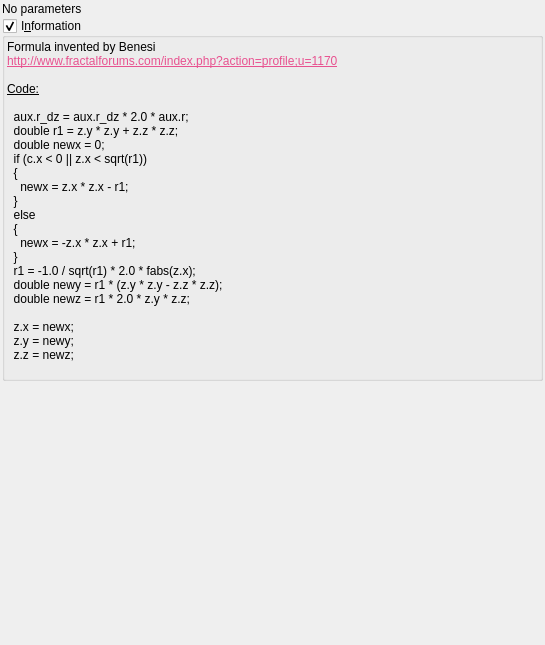
Qt form mandelbulber2/qt_data/fractal_benesi.ui (buddhi1980/mandelbulber2) before a commit.
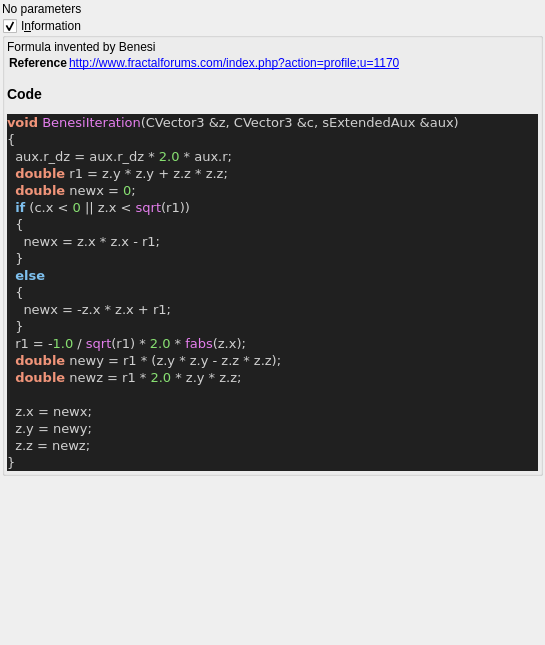
The same form after that commit. Custom widgets are drawn as their Qt base class.

What changed in the file:
```diff
--- a/mandelbulber2/qt_data/fractal_benesi.ui
+++ b/mandelbulber2/qt_data/fractal_benesi.ui
@@ -66,34 +66,43 @@
       <item>
        <widget class="QLabel" name="label_4">
         <property name="text">
-         <string>&lt;!DOCTYPE HTML PUBLIC &quot;-//W3C//DTD HTML 4.0//EN&quot; &quot;http://www.w3.org/TR/REC-html40/strict.dtd&quot;&gt;
-&lt;html&gt;&lt;head&gt;&lt;meta name=&quot;qrichtext&quot; content=&quot;1&quot; /&gt;&lt;style type=&quot;text/css&quot;&gt;
-p, li { white-space: pre-wrap; }
-&lt;/style&gt;&lt;/head&gt;&lt;body&gt;
-&lt;p style=&quot; margin-top:0px; margin-bottom:0px; margin-left:0px; margin-right:0px; -qt-block-indent:0; text-indent:0px;&quot;&gt;Formula invented by Benesi &lt;/p&gt;
-&lt;p style=&quot; margin-top:0px; margin-bottom:0px; margin-left:0px; margin-right:0px; -qt-block-indent:0; text-indent:0px;&quot;&gt;&lt;a href=&quot;http://www.fractalforums.com/index.php?action=profile;u=1170&quot;&gt;&lt;span style=&quot; text-decoration: underline; color:#e85290;&quot;&gt;http://www.fractalforums.com/index.php?action=profile;u=1170&lt;/span&gt;&lt;/a&gt;&lt;/p&gt;
-&lt;p style=&quot;-qt-paragraph-type:empty; margin-top:0px; margin-bottom:0px; margin-left:0px; margin-right:0px; -qt-block-indent:0; text-indent:0px;&quot;&gt;&lt;br /&gt;&lt;/p&gt;
-&lt;p style=&quot; margin-top:0px; margin-bottom:0px; margin-left:0px; margin-right:0px; -qt-block-indent:0; text-indent:0px;&quot;&gt;&lt;span style=&quot; text-decoration: underline;&quot;&gt;Code:&lt;/span&gt;&lt;/p&gt;
-&lt;p style=&quot;-qt-paragraph-type:empty; margin-top:0px; margin-bottom:0px; margin-left:0px; margin-right:0px; -qt-block-indent:0; text-indent:0px; text-decoration: underline;&quot;&gt;&lt;br /&gt;&lt;/p&gt;
-&lt;p style=&quot; margin-top:0px; margin-bottom:0px; margin-left:0px; margin-right:0px; -qt-block-indent:0; text-indent:0px;&quot;&gt;  aux.r_dz = aux.r_dz * 2.0 * aux.r;&lt;/p&gt;
-&lt;p style=&quot; margin-top:0px; margin-bottom:0px; margin-left:0px; margin-right:0px; -qt-block-indent:0; text-indent:0px;&quot;&gt;  double r1 = z.y * z.y + z.z * z.z;&lt;/p&gt;
-&lt;p style=&quot; margin-top:0px; margin-bottom:0px; margin-left:0px; margin-right:0px; -qt-block-indent:0; text-indent:0px;&quot;&gt;  double newx = 0;&lt;/p&gt;
-&lt;p style=&quot; margin-top:0px; margin-bottom:0px; margin-left:0px; margin-right:0px; -qt-block-indent:0; text-indent:0px;&quot;&gt;  if (c.x &amp;lt; 0 || z.x &amp;lt; sqrt(r1))&lt;/p&gt;
-&lt;p style=&quot; margin-top:0px; margin-bottom:0px; margin-left:0px; margin-right:0px; -qt-block-indent:0; text-indent:0px;&quot;&gt;  {&lt;/p&gt;
-&lt;p style=&quot; margin-top:0px; margin-bottom:0px; margin-left:0px; margin-right:0px; -qt-block-indent:0; text-indent:0px;&quot;&gt;    newx = z.x * z.x - r1;&lt;/p&gt;
-&lt;p style=&quot; margin-top:0px; margin-bottom:0px; margin-left:0px; margin-right:0px; -qt-block-indent:0; text-indent:0px;&quot;&gt;  }&lt;/p&gt;
-&lt;p style=&quot; margin-top:0px; margin-bottom:0px; margin-left:0px; margin-right:0px; -qt-block-indent:0; text-indent:0px;&quot;&gt;  else&lt;/p&gt;
-&lt;p style=&quot; margin-top:0px; margin-bottom:0px; margin-left:0px; margin-right:0px; -qt-block-indent:0; text-indent:0px;&quot;&gt;  {&lt;/p&gt;
-&lt;p style=&quot; margin-top:0px; margin-bottom:0px; margin-left:0px; margin-right:0px; -qt-block-indent:0; text-indent:0px;&quot;&gt;    newx = -z.x * z.x + r1;&lt;/p&gt;
-&lt;p style=&quot; margin-top:0px; margin-bottom:0px; margin-left:0px; margin-right:0px; -qt-block-indent:0; text-indent:0px;&quot;&gt;  }&lt;/p&gt;
-&lt;p style=&quot; margin-top:0px; margin-bottom:0px; margin-left:0px; margin-right:0px; -qt-block-indent:0; text-indent:0px;&quot;&gt;  r1 = -1.0 / sqrt(r1) * 2.0 * fabs(z.x);&lt;/p&gt;
-&lt;p style=&quot; margin-top:0px; margin-bottom:0px; margin-left:0px; margin-right:0px; -qt-block-indent:0; text-indent:0px;&quot;&gt;  double newy = r1 * (z.y * z.y - z.z * z.z);&lt;/p&gt;
-&lt;p style=&quot; margin-top:0px; margin-bottom:0px; margin-left:0px; margin-right:0px; -qt-block-indent:0; text-indent:0px;&quot;&gt;  double newz = r1 * 2.0 * z.y * z.z;&lt;/p&gt;
-&lt;p style=&quot;-qt-paragraph-type:empty; margin-top:0px; margin-bottom:0px; margin-left:0px; margin-right:0px; -qt-block-indent:0; text-indent:0px;&quot;&gt;&lt;br /&gt;&lt;/p&gt;
-&lt;p style=&quot; margin-top:0px; margin-bottom:0px; margin-left:0px; margin-right:0px; -qt-block-indent:0; text-indent:0px;&quot;&gt;  z.x = newx;&lt;/p&gt;
-&lt;p style=&quot; margin-top:0px; margin-bottom:0px; margin-left:0px; margin-right:0px; -qt-block-indent:0; text-indent:0px;&quot;&gt;  z.y = newy;&lt;/p&gt;
-&lt;p style=&quot; margin-top:0px; margin-bottom:0px; margin-left:0px; margin-right:0px; -qt-block-indent:0; text-indent:0px;&quot;&gt;  z.z = newz;&lt;/p&gt;
-&lt;p style=&quot;-qt-paragraph-type:empty; margin-top:0px; margin-bottom:0px; margin-left:0px; margin-right:0px; -qt-block-indent:0; text-indent:0px;&quot;&gt;&lt;br /&gt;&lt;/p&gt;&lt;/body&gt;&lt;/html&gt;</string>
+         <string>&lt;p&gt;Formula invented by Benesi&lt;/p&gt;&lt;table&gt;
+&lt;tr&gt;&lt;th&gt;Reference&lt;/th&gt;&lt;td&gt;&lt;a href=&quot;http://www.fractalforums.com/index.php?action=profile;u=1170&quot;&gt;http://www.fractalforums.com/index.php?action=profile;u=1170&lt;/a&gt;&lt;/td&gt;&lt;/tr&gt;
+&lt;/table&gt;
+&lt;h3&gt;Code&lt;/h3&gt;
+&lt;!DOCTYPE HTML PUBLIC &quot;-//W3C//DTD HTML 4.0 Transitional//EN&quot;&gt;
+&lt;html&gt;
+&lt;head&gt;
+&lt;meta http-equiv=&quot;content-type&quot; content=&quot;text/html; charset=ISO-8859-1&quot;&gt;
+&lt;title&gt;Source file&lt;/title&gt;
+&lt;/head&gt;
+&lt;body style=&quot;background-color:#202020&quot;&gt;
+&lt;pre style=&quot;color:#d0d0d0; background-color:#202020; font-size:10pt; font-family:'Courier New';&quot;&gt;&lt;span style=&quot;color:#f09479; font-weight:bold&quot;&gt;void&lt;/span&gt; &lt;span style=&quot;color:#e47eed&quot;&gt;BenesiIteration&lt;/span&gt;&lt;span style=&quot;color:#d0d0d0&quot;&gt;(&lt;/span&gt;CVector3 &lt;span style=&quot;color:#d0d0d0&quot;&gt;&amp;amp;&lt;/span&gt;z&lt;span style=&quot;color:#d0d0d0&quot;&gt;,&lt;/span&gt; CVector3 &lt;span style=&quot;color:#d0d0d0&quot;&gt;&amp;amp;&lt;/span&gt;c&lt;span style=&quot;color:#d0d0d0&quot;&gt;,&lt;/span&gt; sExtendedAux &lt;span style=&quot;color:#d0d0d0&quot;&gt;&amp;amp;&lt;/span&gt;aux&lt;span style=&quot;color:#d0d0d0&quot;&gt;)&lt;/span&gt;
+&lt;span style=&quot;color:#d0d0d0&quot;&gt;{&lt;/span&gt;
+  aux&lt;span style=&quot;color:#d0d0d0&quot;&gt;.&lt;/span&gt;r_dz &lt;span style=&quot;color:#d0d0d0&quot;&gt;=&lt;/span&gt; aux&lt;span style=&quot;color:#d0d0d0&quot;&gt;.&lt;/span&gt;r_dz &lt;span style=&quot;color:#d0d0d0&quot;&gt;*&lt;/span&gt; &lt;span style=&quot;color:#87df71&quot;&gt;2.0&lt;/span&gt; &lt;span style=&quot;color:#d0d0d0&quot;&gt;*&lt;/span&gt; aux&lt;span style=&quot;color:#d0d0d0&quot;&gt;.&lt;/span&gt;r&lt;span style=&quot;color:#d0d0d0&quot;&gt;;&lt;/span&gt;
+  &lt;span style=&quot;color:#f09479; font-weight:bold&quot;&gt;double&lt;/span&gt; r1 &lt;span style=&quot;color:#d0d0d0&quot;&gt;=&lt;/span&gt; z&lt;span style=&quot;color:#d0d0d0&quot;&gt;.&lt;/span&gt;y &lt;span style=&quot;color:#d0d0d0&quot;&gt;*&lt;/span&gt; z&lt;span style=&quot;color:#d0d0d0&quot;&gt;.&lt;/span&gt;y &lt;span style=&quot;color:#d0d0d0&quot;&gt;+&lt;/span&gt; z&lt;span style=&quot;color:#d0d0d0&quot;&gt;.&lt;/span&gt;z &lt;span style=&quot;color:#d0d0d0&quot;&gt;*&lt;/span&gt; z&lt;span style=&quot;color:#d0d0d0&quot;&gt;.&lt;/span&gt;z&lt;span style=&quot;color:#d0d0d0&quot;&gt;;&lt;/span&gt;
+  &lt;span style=&quot;color:#f09479; font-weight:bold&quot;&gt;double&lt;/span&gt; newx &lt;span style=&quot;color:#d0d0d0&quot;&gt;=&lt;/span&gt; &lt;span style=&quot;color:#87df71&quot;&gt;0&lt;/span&gt;&lt;span style=&quot;color:#d0d0d0&quot;&gt;;&lt;/span&gt;
+  &lt;span style=&quot;color:#7ec0ee; font-weight:bold&quot;&gt;if&lt;/span&gt; &lt;span style=&quot;color:#d0d0d0&quot;&gt;(&lt;/span&gt;c&lt;span style=&quot;color:#d0d0d0&quot;&gt;.&lt;/span&gt;x &lt;span style=&quot;color:#d0d0d0&quot;&gt;&amp;lt;&lt;/span&gt; &lt;span style=&quot;color:#87df71&quot;&gt;0&lt;/span&gt; &lt;span style=&quot;color:#d0d0d0&quot;&gt;||&lt;/span&gt; z&lt;span style=&quot;color:#d0d0d0&quot;&gt;.&lt;/span&gt;x &lt;span style=&quot;color:#d0d0d0&quot;&gt;&amp;lt;&lt;/span&gt; &lt;span style=&quot;color:#e47eed&quot;&gt;sqrt&lt;/span&gt;&lt;span style=&quot;color:#d0d0d0&quot;&gt;(&lt;/span&gt;r1&lt;span style=&quot;color:#d0d0d0&quot;&gt;))&lt;/span&gt;
+  &lt;span style=&quot;color:#d0d0d0&quot;&gt;{&lt;/span&gt;
+    newx &lt;span style=&quot;color:#d0d0d0&quot;&gt;=&lt;/span&gt; z&lt;span style=&quot;color:#d0d0d0&quot;&gt;.&lt;/span&gt;x &lt;span style=&quot;color:#d0d0d0&quot;&gt;*&lt;/span&gt; z&lt;span style=&quot;color:#d0d0d0&quot;&gt;.&lt;/span&gt;x &lt;span style=&quot;color:#d0d0d0&quot;&gt;-&lt;/span&gt; r1&lt;span style=&quot;color:#d0d0d0&quot;&gt;;&lt;/span&gt;
+  &lt;span style=&quot;color:#d0d0d0&quot;&gt;}&lt;/span&gt;
+  &lt;span style=&quot;color:#7ec0ee; font-weight:bold&quot;&gt;else&lt;/span&gt;
+  &lt;span style=&quot;color:#d0d0d0&quot;&gt;{&lt;/span&gt;
+    newx &lt;span style=&quot;color:#d0d0d0&quot;&gt;= -&lt;/span&gt;z&lt;span style=&quot;color:#d0d0d0&quot;&gt;.&lt;/span&gt;x &lt;span style=&quot;color:#d0d0d0&quot;&gt;*&lt;/span&gt; z&lt;span style=&quot;color:#d0d0d0&quot;&gt;.&lt;/span&gt;x &lt;span style=&quot;color:#d0d0d0&quot;&gt;+&lt;/span&gt; r1&lt;span style=&quot;color:#d0d0d0&quot;&gt;;&lt;/span&gt;
+  &lt;span style=&quot;color:#d0d0d0&quot;&gt;}&lt;/span&gt;
+  r1 &lt;span style=&quot;color:#d0d0d0&quot;&gt;= -&lt;/span&gt;&lt;span style=&quot;color:#87df71&quot;&gt;1.0&lt;/span&gt; &lt;span style=&quot;color:#d0d0d0&quot;&gt;/&lt;/span&gt; &lt;span style=&quot;color:#e47eed&quot;&gt;sqrt&lt;/span&gt;&lt;span style=&quot;color:#d0d0d0&quot;&gt;(&lt;/span&gt;r1&lt;span style=&quot;color:#d0d0d0&quot;&gt;) *&lt;/span&gt; &lt;span style=&quot;color:#87df71&quot;&gt;2.0&lt;/span&gt; &lt;span style=&quot;color:#d0d0d0&quot;&gt;*&lt;/span&gt; &lt;span style=&quot;color:#e47eed&quot;&gt;fabs&lt;/span&gt;&lt;span style=&quot;color:#d0d0d0&quot;&gt;(&lt;/span&gt;z&lt;span style=&quot;color:#d0d0d0&quot;&gt;.&lt;/span&gt;x&lt;span style=&quot;color:#d0d0d0&quot;&gt;);&lt;/span&gt;
+  &lt;span style=&quot;color:#f09479; font-weight:bold&quot;&gt;double&lt;/span&gt; newy &lt;span style=&quot;color:#d0d0d0&quot;&gt;=&lt;/span&gt; r1 &lt;span style=&quot;color:#d0d0d0&quot;&gt;* (&lt;/span&gt;z&lt;span style=&quot;color:#d0d0d0&quot;&gt;.&lt;/span&gt;y &lt;span style=&quot;color:#d0d0d0&quot;&gt;*&lt;/span&gt; z&lt;span style=&quot;color:#d0d0d0&quot;&gt;.&lt;/span&gt;y &lt;span style=&quot;color:#d0d0d0&quot;&gt;-&lt;/span&gt; z&lt;span style=&quot;color:#d0d0d0&quot;&gt;.&lt;/span&gt;z &lt;span style=&quot;color:#d0d0d0&quot;&gt;*&lt;/span&gt; z&lt;span style=&quot;color:#d0d0d0&quot;&gt;.&lt;/span&gt;z&lt;span style=&quot;color:#d0d0d0&quot;&gt;);&lt;/span&gt;
+  &lt;span style=&quot;color:#f09479; font-weight:bold&quot;&gt;double&lt;/span&gt; newz &lt;span style=&quot;color:#d0d0d0&quot;&gt;=&lt;/span&gt; r1 &lt;span style=&quot;color:#d0d0d0&quot;&gt;*&lt;/span&gt; &lt;span style=&quot;color:#87df71&quot;&gt;2.0&lt;/span&gt; &lt;span style=&quot;color:#d0d0d0&quot;&gt;*&lt;/span&gt; z&lt;span style=&quot;color:#d0d0d0&quot;&gt;.&lt;/span&gt;y &lt;span style=&quot;color:#d0d0d0&quot;&gt;*&lt;/span&gt; z&lt;span style=&quot;color:#d0d0d0&quot;&gt;.&lt;/span&gt;z&lt;span style=&quot;color:#d0d0d0&quot;&gt;;&lt;/span&gt;
+
+  z&lt;span style=&quot;color:#d0d0d0&quot;&gt;.&lt;/span&gt;x &lt;span style=&quot;color:#d0d0d0&quot;&gt;=&lt;/span&gt; newx&lt;span style=&quot;color:#d0d0d0&quot;&gt;;&lt;/span&gt;
+  z&lt;span style=&quot;color:#d0d0d0&quot;&gt;.&lt;/span&gt;y &lt;span style=&quot;color:#d0d0d0&quot;&gt;=&lt;/span&gt; newy&lt;span style=&quot;color:#d0d0d0&quot;&gt;;&lt;/span&gt;
+  z&lt;span style=&quot;color:#d0d0d0&quot;&gt;.&lt;/span&gt;z &lt;span style=&quot;color:#d0d0d0&quot;&gt;=&lt;/span&gt; newz&lt;span style=&quot;color:#d0d0d0&quot;&gt;;&lt;/span&gt;
+&lt;span style=&quot;color:#d0d0d0&quot;&gt;}&lt;/span&gt;
+&lt;/pre&gt;
+&lt;/body&gt;
+&lt;/html&gt;
+&lt;!--HTML generated by highlight 3.9, http://www.andre-simon.de/--&gt;
+</string>
         </property>
         <property name="wordWrap">
          <bool>true</bool>
```
Left out of the diff: 2 changed lines with no effect on the pictures.
